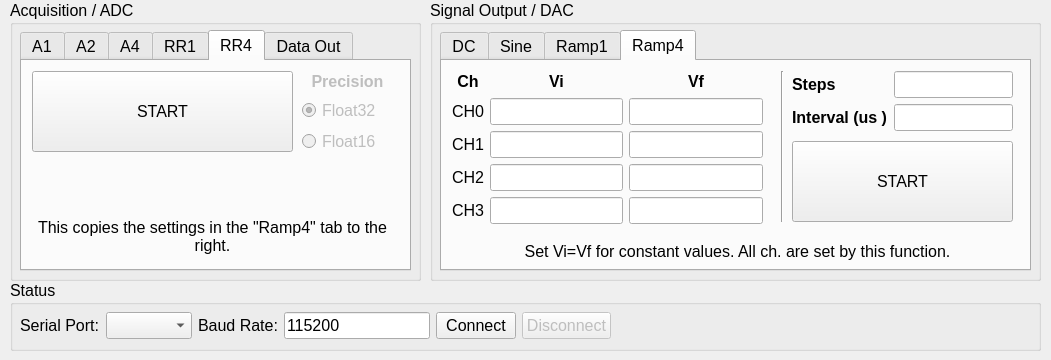
Old version of the form Python/opendac_gui.ui in the repository Sochnikov-Lab/OpenDAC-Python-Wrapper.
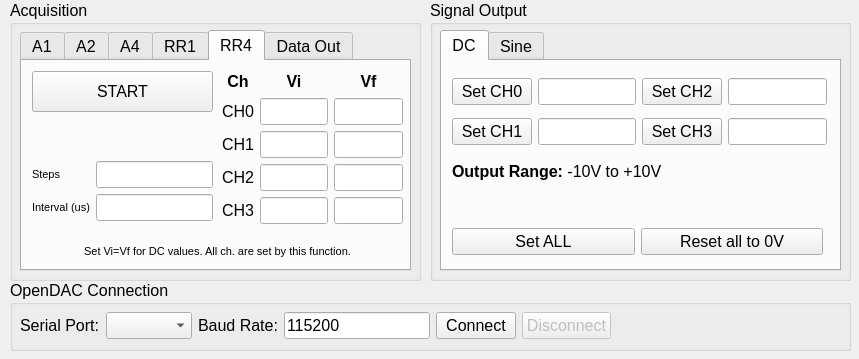
New version of the form. The open tabs and pages were chosen to show the change.

Commit message:
Started f/w 2ch acquisition functions
striped read/write functions for 2ch acquisitions

Diff of the .ui file:
```diff
--- a/Python/opendac_gui.ui
+++ b/Python/opendac_gui.ui
@@ -10,8 +10,8 @@
    <rect>
     <x>0</x>
     <y>0</y>
-    <width>1051</width>
-    <height>360</height>
+    <width>859</width>
+    <height>359</height>
    </rect>
   </property>
   <property name="sizePolicy">
@@ -48,9 +48,12 @@
      </font>
     </property>
     <property name="title">
-     <string>Acquisition / ADC</string>
+     <string>Acquisition</string>
     </property>
     <widget class="QTabWidget" name="tabWidget_2">
+     <property name="enabled">
+      <bool>true</bool>
+     </property>
      <property name="geometry">
       <rect>
        <x>10</x>
@@ -65,9 +68,18 @@
        <verstretch>0</verstretch>
       </sizepolicy>
      </property>
+     <property name="toolTip">
+      <string/>
+     </property>
+     <property name="tabPosition">
+      <enum>QTabWidget::North</enum>
+     </property>
      <property name="currentIndex">
       <number>0</number>
      </property>
+     <property name="tabsClosable">
+      <bool>false</bool>
+     </property>
      <widget class="QWidget" name="tab_3">
       <attribute name="title">
        <string>A1</string>
@@ -686,86 +698,236 @@
         <rect>
          <x>10</x>
          <y>10</y>
-         <width>261</width>
-         <height>81</height>
+         <width>181</width>
+         <height>41</height>
         </rect>
        </property>
        <property name="text">
         <string>START</string>
        </property>
       </widget>
-      <widget class="QLabel" name="label_14">
+      <widget class="QWidget" name="gridLayoutWidget_6">
        <property name="geometry">
         <rect>
+         <x>200</x>
+         <y>10</y>
+         <width>181</width>
+         <height>153</height>
+        </rect>
+       </property>
+       <layout class="QGridLayout" name="gridLayout_6">
+        <item row="4" column="1">
+         <widget class="QLineEdit" name="ler4vi_ch3">
+          <property name="toolTip">
+           <string>Initial Voltage Ch3</string>
+          </property>
+         </widget>
+        </item>
+        <item row="2" column="1">
+         <widget class="QLineEdit" name="ler4vi_ch1">
+          <property name="toolTip">
+           <string>Initial Voltage Ch1</string>
+          </property>
+         </widget>
+        </item>
+        <item row="3" column="1">
+         <widget class="QLineEdit" name="ler4vi_ch2">
+          <property name="toolTip">
+           <string>Initial Voltage Ch2</string>
+          </property>
+         </widget>
+        </item>
+        <item row="2" column="2">
+         <widget class="QLineEdit" name="ler4vf_ch1">
+          <property name="toolTip">
+           <string>Final Voltage Ch1</string>
+          </property>
+         </widget>
+        </item>
+        <item row="3" column="2">
+         <widget class="QLineEdit" name="ler4vf_ch2">
+          <property name="toolTip">
+           <string>Final Voltage Ch2</string>
+          </property>
+         </widget>
+        </item>
+        <item row="1" column="2">
+         <widget class="QLineEdit" name="ler4vf_ch0">
+          <property name="toolTip">
+           <string>Final Voltage Ch0</string>
+          </property>
+         </widget>
+        </item>
+        <item row="4" column="2">
+         <widget class="QLineEdit" name="ler4vf_ch3">
+          <property name="toolTip">
+           <string>Final Voltage Ch3</string>
+          </property>
+         </widget>
+        </item>
+        <item row="0" column="1">
+         <widget class="QLabel" name="label_21">
+          <property name="font">
+           <font>
+            <weight>75</weight>
+            <bold>true</bold>
+            <underline>false</underline>
+            <kerning>true</kerning>
+           </font>
+          </property>
+          <property name="text">
+           <string>Vi</string>
+          </property>
+          <property name="alignment">
+           <set>Qt::AlignCenter</set>
+          </property>
+         </widget>
+        </item>
+        <item row="1" column="1">
+         <widget class="QLineEdit" name="ler4vi_ch0">
+          <property name="toolTip">
+           <string>Initial Voltage Ch0</string>
+          </property>
+         </widget>
+        </item>
+        <item row="0" column="0">
+         <widget class="QLabel" name="label_12">
+          <property name="font">
+           <font>
+            <weight>75</weight>
+            <bold>true</bold>
+           </font>
+          </property>
+          <property name="text">
+           <string>Ch</string>
+          </property>
+          <property name="alignment">
+           <set>Qt::AlignCenter</set>
+          </property>
+         </widget>
+        </item>
+        <item row="0" column="2">
+         <widget class="QLabel" name="label_18">
+          <property name="font">
+           <font>
+            <weight>75</weight>
+            <bold>true</bold>
+            <underline>false</underline>
+            <kerning>true</kerning>
+           </font>
+          </property>
+          <property name="text">
+           <string>Vf</string>
+          </property>
+          <property name="alignment">
+           <set>Qt::AlignCenter</set>
+          </property>
+         </widget>
+        </item>
+        <item row="1" column="0">
+         <widget class="QLabel" name="label_16">
+          <property name="text">
+           <string>CH0</string>
+          </property>
+         </widget>
+        </item>
+        <item row="2" column="0">
+         <widget class="QLabel" name="label_17">
+          <property name="text">
+           <string>CH1</string>
+          </property>
+         </widget>
+        </item>
+        <item row="3" column="0">
+         <widget class="QLabel" name="label_22">
+          <property name="text">
+           <string>CH2</string>
+          </property>
+         </widget>
+        </item>
+        <item row="4" column="0">
+         <widget class="QLabel" name="label_23">
+          <property name="text">
+           <string>CH3</string>
+          </property>
+         </widget>
+        </item>
+       </layout>
+      </widget>
+      <widget class="QWidget" name="gridLayoutWidget_7">
+       <property name="geometry">
+        <rect>
          <x>10</x>
-         <y>150</y>
-         <width>361</width>
-         <height>51</height>
+         <y>100</y>
+         <width>181</width>
+         <height>62</height>
         </rect>
+       </property>
+       <layout class="QGridLayout" name="gridLayout_7">
+        <item row="1" column="0">
+         <widget class="QLabel" name="label_20">
+          <property name="font">
+           <font>
+            <pointsize>8</pointsize>
+            <weight>50</weight>
+            <bold>false</bold>
+           </font>
+          </property>
+          <property name="text">
+           <string>Interval (us)</string>
+          </property>
+         </widget>
+        </item>
+        <item row="0" column="0">
+         <widget class="QLabel" name="label_19">
+          <property name="font">
+           <font>
+            <pointsize>8</pointsize>
+            <weight>50</weight>
+            <bold>false</bold>
+           </font>
+          </property>
+          <property name="text">
+           <string>Steps</string>
+          </property>
+         </widget>
+        </item>
+        <item row="0" column="1">
+         <widget class="QLineEdit" name="ler4_steps">
+          <property name="toolTip">
+           <string>Number of steps</string>
+          </property>
+         </widget>
+        </item>
+        <item row="1" column="1">
+         <widget class="QLineEdit" name="ler4_intrv">
+          <property name="toolTip">
+           <string>Time between steps</string>
+          </property>
+         </widget>
+        </item>
+       </layout>
+      </widget>
+      <widget class="QLabel" name="label_28">
+       <property name="geometry">
+        <rect>
+         <x>10</x>
+         <y>180</y>
+         <width>371</width>
+         <height>21</height>
+        </rect>
+       </property>
+       <property name="font">
+        <font>
+         <pointsize>8</pointsize>
+        </font>
        </property>
        <property name="text">
-        <string>This copies the settings in the &quot;Ramp4&quot; tab to the right.</string>
+        <string>&lt;html&gt;&lt;head/&gt;&lt;body&gt;&lt;p&gt;Set Vi=Vf for DC values. All ch. are set by this function.&lt;/p&gt;&lt;/body&gt;&lt;/html&gt;</string>
        </property>
        <property name="alignment">
         <set>Qt::AlignCenter</set>
        </property>
-       <property name="wordWrap">
-        <bool>true</bool>
-       </property>
-      </widget>
-      <widget class="QWidget" name="verticalLayoutWidget_3">
-       <property name="geometry">
-        <rect>
-         <x>280</x>
-         <y>10</y>
-         <width>91</width>
-         <height>83</height>
-        </rect>
-       </property>
-       <layout class="QVBoxLayout" name="verticalLayout_3">
-        <item>
-         <widget class="QLabel" name="label_37">
-          <property name="enabled">
-           <bool>false</bool>
-          </property>
-          <property name="font">
-           <font>
-            <weight>75</weight>
-            <bold>true</bold>
-           </font>
-          </property>
-          <property name="text">
-           <string>Precision</string>
-          </property>
-          <property name="alignment">
-           <set>Qt::AlignCenter</set>
-          </property>
-         </widget>
-        </item>
-        <item>
-         <widget class="QRadioButton" name="radioButton_13">
-          <property name="enabled">
-           <bool>false</bool>
-          </property>
-          <property name="text">
-           <string>Float32</string>
-          </property>
-          <property name="checked">
-           <bool>true</bool>
-          </property>
-         </widget>
-        </item>
-        <item>
-         <widget class="QRadioButton" name="radioButton_14">
-          <property name="enabled">
-           <bool>false</bool>
-          </property>
-          <property name="text">
-           <string>Float16</string>
-          </property>
-         </widget>
-        </item>
-       </layout>
       </widget>
      </widget>
      <widget class="QWidget" name="tab_6">
@@ -848,7 +1010,7 @@
      <rect>
       <x>430</x>
       <y>0</y>
-      <width>611</width>
+      <width>421</width>
       <height>281</height>
      </rect>
     </property>
@@ -858,7 +1020,7 @@
      </font>
     </property>
     <property name="title">
-     <string>Signal Output / DAC</string>
+     <string>Signal Output</string>
     </property>
     <widget class="QTabWidget" name="tabWidget">
      <property name="enabled">
@@ -868,13 +1030,25 @@
       <rect>
        <x>10</x>
        <y>30</y>
-       <width>591</width>
+       <width>401</width>
        <height>241</height>
       </rect>
      </property>
+     <property name="tabPosition">
+      <enum>QTabWidget::North</enum>
+     </property>
+     <property name="tabShape">
+      <enum>QTabWidget::Rounded</enum>
+     </property>
      <property name="currentIndex">
       <number>0</number>
      </property>
+     <property name="tabsClosable">
+      <bool>false</bool>
+     </property>
+     <property name="movable">
+      <bool>false</bool>
+     </property>
      <widget class="QWidget" name="tab">
       <attribute name="title">
        <string>DC</string>
@@ -884,11 +1058,14 @@
         <rect>
          <x>10</x>
          <y>10</y>
-         <width>561</width>
-         <height>128</height>
+         <width>375</width>
+         <height>81</height>
         </rect>
        </property>
        <layout class="QGridLayout" name="gridLayout_2">
+        <item row="1" column="3">
+         <widget class="QLineEdit" name="leset_ch3"/>
+        </item>
         <item row="0" column="1">
          <widget class="QLineEdit" name="leset_ch0"/>
         </item>
@@ -906,28 +1083,25 @@
           </property>
          </widget>
         </item>
-        <item row="2" column="1">
-         <widget class="QLineEdit" name="leset_ch2"/>
-        </item>
         <item row="1" column="1">
          <widget class="QLineEdit" name="leset_ch1"/>
         </item>
-        <item row="2" column="0">
-         <widget class="QPushButton" name="buttset_ch2">
-          <property name="text">
-           <string>Set CH2</string>
-          </property>
-         </widget>
-        </item>
-        <item row="3" column="0">
+        <item row="1" column="2">
          <widget class="QPushButton" name="buttset_ch3">
           <property name="text">
            <string>Set CH3</string>
           </property>
          </widget>
         </item>
-        <item row="3" column="1">
-         <widget class="QLineEdit" name="leset_ch3"/>
+        <item row="0" column="3">
+         <widget class="QLineEdit" name="leset_ch2"/>
+        </item>
+        <item row="0" column="2">
+         <widget class="QPushButton" name="buttset_ch2">
+          <property name="text">
+           <string>Set CH2</string>
+          </property>
+         </widget>
         </item>
        </layout>
       </widget>
@@ -935,8 +1109,8 @@
        <property name="geometry">
         <rect>
          <x>10</x>
-         <y>150</y>
-         <width>561</width>
+         <y>160</y>
+         <width>371</width>
          <height>41</height>
         </rect>
        </property>
@@ -957,6 +1131,19 @@
         </item>
        </layout>
       </widget>
+      <widget class="QLabel" name="label_3">
+       <property name="geometry">
+        <rect>
+         <x>10</x>
+         <y>100</y>
+         <width>281</width>
+         <height>21</height>
+        </rect>
+       </property>
+       <property name="text">
+        <string>&lt;html&gt;&lt;head/&gt;&lt;body&gt;&lt;p&gt;&lt;span style=&quot; font-weight:600;&quot;&gt;Output Range:&lt;/span&gt; -10V to +10V&lt;/p&gt;&lt;/body&gt;&lt;/html&gt;</string>
+       </property>
+      </widget>
      </widget>
      <widget class="QWidget" name="tab_2">
       <attribute name="title">
@@ -1160,398 +1347,6 @@
        </layout>
       </widget>
      </widget>
-     <widget class="QWidget" name="tab_7">
-      <attribute name="title">
-       <string>Ramp1</string>
-      </attribute>
-      <widget class="QPushButton" name="buttr1_start">
-       <property name="geometry">
-        <rect>
-         <x>350</x>
-         <y>80</y>
-         <width>221</width>
-         <height>81</height>
-        </rect>
-       </property>
-       <property name="text">
-        <string>START</string>
-       </property>
-      </widget>
-      <widget class="QWidget" name="gridLayoutWidget_8">
-       <property name="geometry">
-        <rect>
-         <x>350</x>
-         <y>10</y>
-         <width>221</width>
-         <height>62</height>
-        </rect>
-       </property>
-       <layout class="QGridLayout" name="gridLayout_8">
-        <item row="1" column="0">
-         <widget class="QLabel" name="label_31">
-          <property name="font">
-           <font>
-            <weight>75</weight>
-            <bold>true</bold>
-           </font>
-          </property>
-          <property name="text">
-           <string>Interval (us )</string>
-          </property>
-         </widget>
-        </item>
-        <item row="0" column="0">
-         <widget class="QLabel" name="label_32">
-          <property name="font">
-           <font>
-            <weight>75</weight>
-            <bold>true</bold>
-           </font>
-          </property>
-          <property name="text">
-           <string>Steps</string>
-          </property>
-         </widget>
-        </item>
-        <item row="0" column="1">
-         <widget class="QLineEdit" name="ler1_steps"/>
-        </item>
-        <item row="1" column="1">
-         <widget class="QLineEdit" name="ler1_intrv"/>
-        </item>
-       </layout>
-      </widget>
-      <widget class="QWidget" name="horizontalLayoutWidget_6">
-       <property name="geometry">
-        <rect>
-         <x>10</x>
-         <y>10</y>
-         <width>335</width>
-         <height>31</height>
-        </rect>
-       </property>
-       <layout class="QHBoxLayout" name="horizontalLayout_6">
-        <item>
-         <widget class="QLabel" name="label_35">
-          <property name="font">
-           <font>
-            <weight>75</weight>
-            <bold>true</bold>
-           </font>
-          </property>
-          <property name="text">
-           <string>DAC Ch:</string>
-          </property>
-         </widget>
-        </item>
-        <item>
-         <widget class="QRadioButton" name="rbr1_ch0">
-          <property name="text">
-           <string>CH0</string>
-          </property>
-          <property name="checked">
-           <bool>true</bool>
-          </property>
-         </widget>
-        </item>
-        <item>
-         <widget class="QRadioButton" name="rbr1_ch1">
-          <property name="text">
-           <string>CH1</string>
-          </property>
-         </widget>
-        </item>
-        <item>
-         <widget class="QRadioButton" name="rbr1_ch2">
-          <property name="text">
-           <string>CH2</string>
-          </property>
-         </widget>
-        </item>
-        <item>
-         <widget class="QRadioButton" name="rbr1_ch4">
-          <property name="text">
-           <string>CH3</string>
-          </property>
-         </widget>
-        </item>
-       </layout>
-      </widget>
-      <widget class="Line" name="line_2">
-       <property name="geometry">
-        <rect>
-         <x>330</x>
-         <y>10</y>
-         <width>20</width>
-         <height>151</height>
-        </rect>
-       </property>
-       <property name="orientation">
-        <enum>Qt::Vertical</enum>
-       </property>
-      </widget>
-      <widget class="QWidget" name="gridLayoutWidget_9">
-       <property name="geometry">
-        <rect>
-         <x>10</x>
-         <y>90</y>
-         <width>321</width>
-         <height>61</height>
-        </rect>
-       </property>
-       <layout class="QGridLayout" name="gridLayout_9">
-        <item row="0" column="0">
-         <widget class="QLabel" name="label_36">
-          <property name="font">
-           <font>
-            <weight>75</weight>
-            <bold>true</bold>
-            <underline>false</underline>
-            <kerning>true</kerning>
-           </font>
-          </property>
-          <property name="text">
-           <string>Vi</string>
-          </property>
-          <property name="alignment">
-           <set>Qt::AlignCenter</set>
-          </property>
-         </widget>
-        </item>
-        <item row="1" column="0">
-         <widget class="QLineEdit" name="ler1vi"/>
-        </item>
-        <item row="1" column="1">
-         <widget class="QLineEdit" name="ler1vf"/>
-        </item>
-        <item row="0" column="1">
-         <widget class="QLabel" name="label_38">
-          <property name="font">
-           <font>
-            <weight>75</weight>
-            <bold>true</bold>
-            <underline>false</underline>
-            <kerning>true</kerning>
-           </font>
-          </property>
-          <property name="text">
-           <string>Vf</string>
-          </property>
-          <property name="alignment">
-           <set>Qt::AlignCenter</set>
-          </property>
-         </widget>
-        </item>
-       </layout>
-      </widget>
-     </widget>
-     <widget class="QWidget" name="tab_4">
-      <attribute name="title">
-       <string>Ramp4</string>
-      </attribute>
-      <widget class="QWidget" name="gridLayoutWidget_6">
-       <property name="geometry">
-        <rect>
-         <x>10</x>
-         <y>10</y>
-         <width>311</width>
-         <height>153</height>
-        </rect>
-       </property>
-       <layout class="QGridLayout" name="gridLayout_6">
-        <item row="4" column="1">
-         <widget class="QLineEdit" name="ler4vi_ch3"/>
-        </item>
-        <item row="2" column="1">
-         <widget class="QLineEdit" name="ler4vi_ch1"/>
-        </item>
-        <item row="3" column="1">
-         <widget class="QLineEdit" name="ler4vi_ch2"/>
-        </item>
-        <item row="2" column="2">
-         <widget class="QLineEdit" name="ler4vf_ch1"/>
-        </item>
-        <item row="3" column="2">
-         <widget class="QLineEdit" name="ler4vf_ch2"/>
-        </item>
-        <item row="1" column="2">
-         <widget class="QLineEdit" name="ler4vf_ch0"/>
-        </item>
-        <item row="4" column="2">
-         <widget class="QLineEdit" name="ler4vf_ch3"/>
-        </item>
-        <item row="0" column="1">
-         <widget class="QLabel" name="label_21">
-          <property name="font">
-           <font>
-            <weight>75</weight>
-            <bold>true</bold>
-            <underline>false</underline>
-            <kerning>true</kerning>
-           </font>
-          </property>
-          <property name="text">
-           <string>Vi</string>
-          </property>
-          <property name="alignment">
-           <set>Qt::AlignCenter</set>
-          </property>
-         </widget>
-        </item>
-        <item row="1" column="1">
-         <widget class="QLineEdit" name="ler4vi_ch0"/>
-        </item>
-        <item row="0" column="0">
-         <widget class="QLabel" name="label_12">
-          <property name="font">
-           <font>
-            <weight>75</weight>
-            <bold>true</bold>
-           </font>
-          </property>
-          <property name="text">
-           <string>Ch</string>
-          </property>
-          <property name="alignment">
-           <set>Qt::AlignCenter</set>
-          </property>
-         </widget>
-        </item>
-        <item row="0" column="2">
-         <widget class="QLabel" name="label_18">
-          <property name="font">
-           <font>
-            <weight>75</weight>
-            <bold>true</bold>
-            <underline>false</underline>
-            <kerning>true</kerning>
-           </font>
-          </property>
-          <property name="text">
-           <string>Vf</string>
-          </property>
-          <property name="alignment">
-           <set>Qt::AlignCenter</set>
-          </property>
-         </widget>
-        </item>
-        <item row="1" column="0">
-         <widget class="QLabel" name="label_16">
-          <property name="text">
-           <string>CH0</string>
-          </property>
-         </widget>
-        </item>
-        <item row="2" column="0">
-         <widget class="QLabel" name="label_17">
-          <property name="text">
-           <string>CH1</string>
-          </property>
-         </widget>
-        </item>
-        <item row="3" column="0">
-         <widget class="QLabel" name="label_22">
-          <property name="text">
-           <string>CH2</string>
-          </property>
-         </widget>
-        </item>
-        <item row="4" column="0">
-         <widget class="QLabel" name="label_23">
-          <property name="text">
-           <string>CH3</string>
-          </property>
-         </widget>
-        </item>
-       </layout>
-      </widget>
-      <widget class="QWidget" name="gridLayoutWidget_7">
-       <property name="geometry">
-        <rect>
-         <x>350</x>
-         <y>10</y>
-         <width>221</width>
-         <height>62</height>
-        </rect>
-       </property>
-       <layout class="QGridLayout" name="gridLayout_7">
-        <item row="1" column="0">
-         <widget class="QLabel" name="label_20">
-          <property name="font">
-           <font>
-            <weight>75</weight>
-            <bold>true</bold>
-           </font>
-          </property>
-          <property name="text">
-           <string>Interval (us )</string>
-          </property>
-         </widget>
-        </item>
-        <item row="0" column="0">
-         <widget class="QLabel" name="label_19">
-          <property name="font">
-           <font>
-            <weight>75</weight>
-            <bold>true</bold>
-           </font>
-          </property>
-          <property name="text">
-           <string>Steps</string>
-          </property>
-         </widget>
-        </item>
-        <item row="0" column="1">
-         <widget class="QLineEdit" name="ler4_steps"/>
-        </item>
-        <item row="1" column="1">
-         <widget class="QLineEdit" name="ler4_intrv"/>
-        </item>
-       </layout>
-      </widget>
-      <widget class="Line" name="line">
-       <property name="geometry">
-        <rect>
-         <x>330</x>
-         <y>10</y>
-         <width>20</width>
-         <height>151</height>
-        </rect>
-       </property>
-       <property name="orientation">
-        <enum>Qt::Vertical</enum>
-       </property>
-      </widget>
-      <widget class="QPushButton" name="buttr4_start">
-       <property name="geometry">
-        <rect>
-         <x>350</x>
-         <y>80</y>
-         <width>221</width>
-         <height>81</height>
-        </rect>
-       </property>
-       <property name="text">
-        <string>START</string>
-       </property>
-      </widget>
-      <widget class="QLabel" name="label_28">
-       <property name="geometry">
-        <rect>
-         <x>10</x>
-         <y>180</y>
-         <width>571</width>
-         <height>21</height>
-        </rect>
-       </property>
-       <property name="text">
-        <string>&lt;html&gt;&lt;head/&gt;&lt;body&gt;&lt;p&gt;Set Vi=Vf for constant values. All ch. are set by this function.&lt;/p&gt;&lt;/body&gt;&lt;/html&gt;</string>
-       </property>
-       <property name="alignment">
-        <set>Qt::AlignCenter</set>
-       </property>
-      </widget>
-     </widget>
     </widget>
    </widget>
    <widget class="QGroupBox" name="groupBox_4">
@@ -1559,7 +1354,7 @@
      <rect>
       <x>10</x>
       <y>280</y>
-      <width>1031</width>
+      <width>841</width>
       <height>71</height>
      </rect>
     </property>
@@ -1569,7 +1364,7 @@
      </font>
     </property>
     <property name="title">
-     <string>Status</string>
+     <string>OpenDAC Connection</string>
     </property>
     <widget class="QWidget" name="horizontalLayoutWidget_3">
      <property name="geometry">
@@ -1640,17 +1435,6 @@
       </item>
      </layout>
     </widget>
-    <widget class="QWidget" name="horizontalLayoutWidget_2">
-     <property name="geometry">
-      <rect>
-       <x>610</x>
-       <y>30</y>
-       <width>391</width>
-       <height>31</height>
-      </rect>
-     </property>
-     <layout class="QHBoxLayout" name="horizontalLayout_2"/>
-    </widget>
    </widget>
   </widget>
   <action name="actionAbout">
```
Left out of the diff: 485 changed lines with no effect on the pictures. The commit also changes 3 other files.
